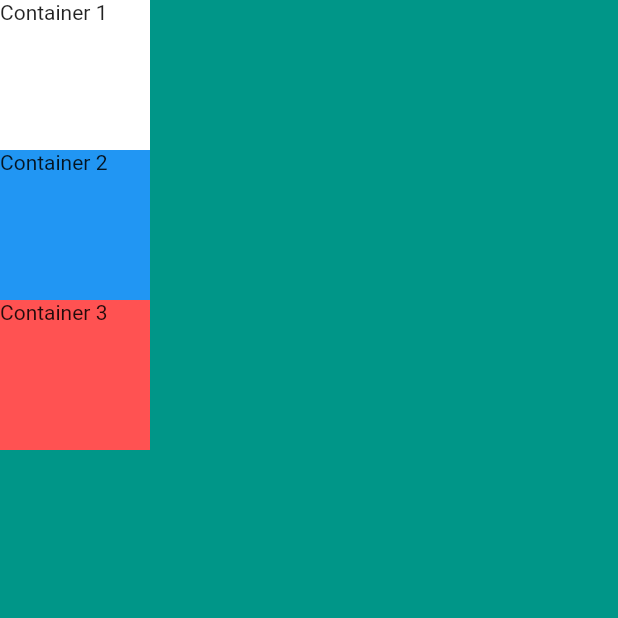
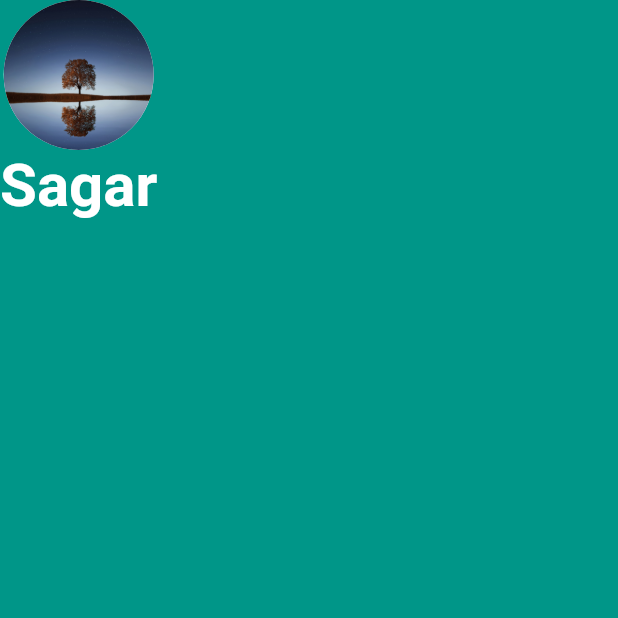
Before and after one commit to Sagar123Kumar/micard, a Flutter app: the screen it shows after launch, on a phone screen of 412 x 824 dp, the top half of it. Run offline on Flutter 3.47's test engine with Material 2 defaults, Android fonts, the phone set to English and light mode, and no system bars.

Commit message:
main.dart

```diff
--- a/lib/main.dart
+++ b/lib/main.dart
@@ -1,11 +1,11 @@
 import 'package:flutter/material.dart';
 
 void main() {
-  runApp(MyApp());
+  runApp(const MyApp());
 }
 
 class MyApp extends StatelessWidget {
-  const MyApp({Key? key}) : super(key: key);
+  const MyApp({super.key});
 
   @override
   Widget build(BuildContext context) {
@@ -14,26 +14,19 @@ class MyApp extends StatelessWidget {
         backgroundColor: Colors.teal,
         body: SafeArea(
           child: Column(
-            mainAxisSize: MainAxisSize.min,
-            children: [
-              Container(
-// Container can only have one child text
-                height: 100.0,
-                width: 100.0,
-                color: Colors.white,
-                child: Text("Container 1"),
+            children: <Widget>[
+              CircleAvatar(
+                radius: 50,
+                backgroundColor: Colors.white,
+                backgroundImage: AssetImage('assets/images/pre.jpg'),
               ),
-              Container(
-                width: 100,
-                height: 100,
-                color: Colors.blue,
-                child: Text("Container 2"),
-              ),
-              Container(
-                width: 100,
-                height: 100,
-                color: Colors.redAccent,
-                child: Text("Container 3"),
+              Text(
+                'Sagar',
+                style: TextStyle(
+                  fontSize: 40,
+                  color: Colors.white,
+                  fontWeight: FontWeight.bold,
+                ),
               ),
             ],
           ),
--- a/pubspec.yaml
+++ b/pubspec.yaml
@@ -60,7 +60,7 @@ flutter:
 
   # To add assets to your application, add an assets section, like this:
   assets:
-      - assets/images/
+    - assets/images/
 
 
   # An image asset can refer to one or more resolution-specific "variants", see
```
Also changed, not shown: lib/project.dart (added, +46 -0 lines), assets/images/pic.png (added), 4 other files.
